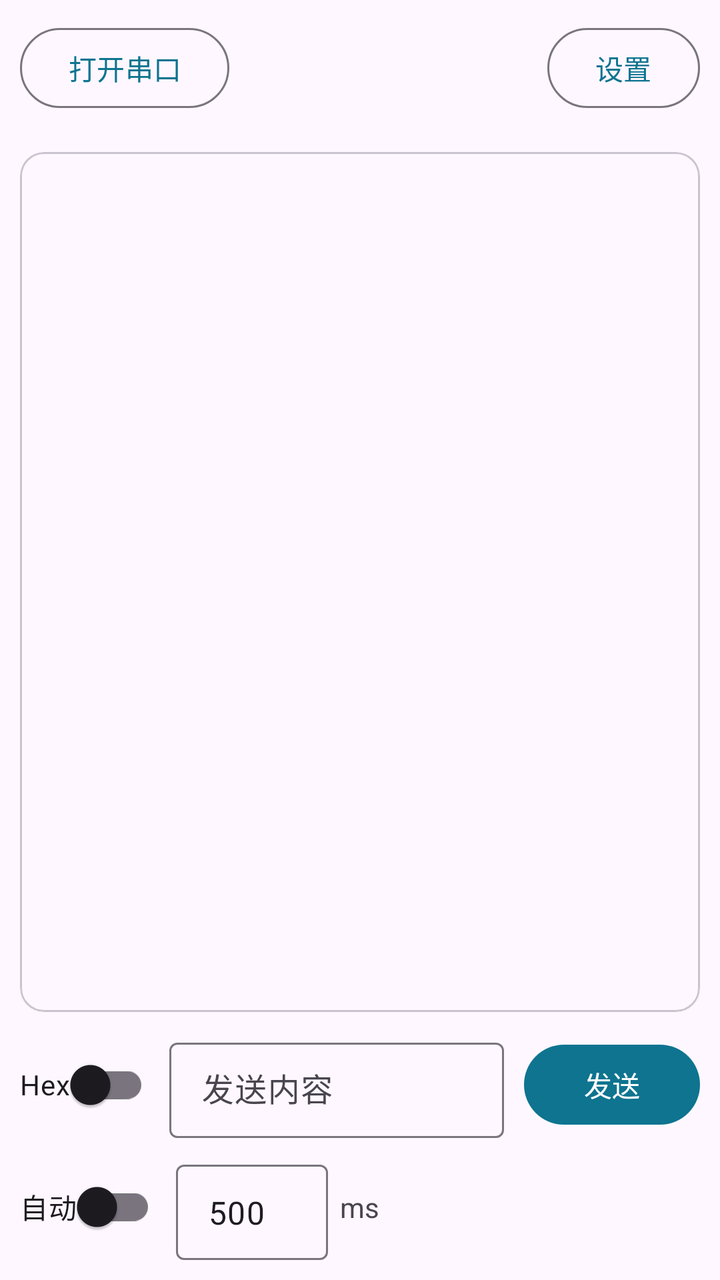
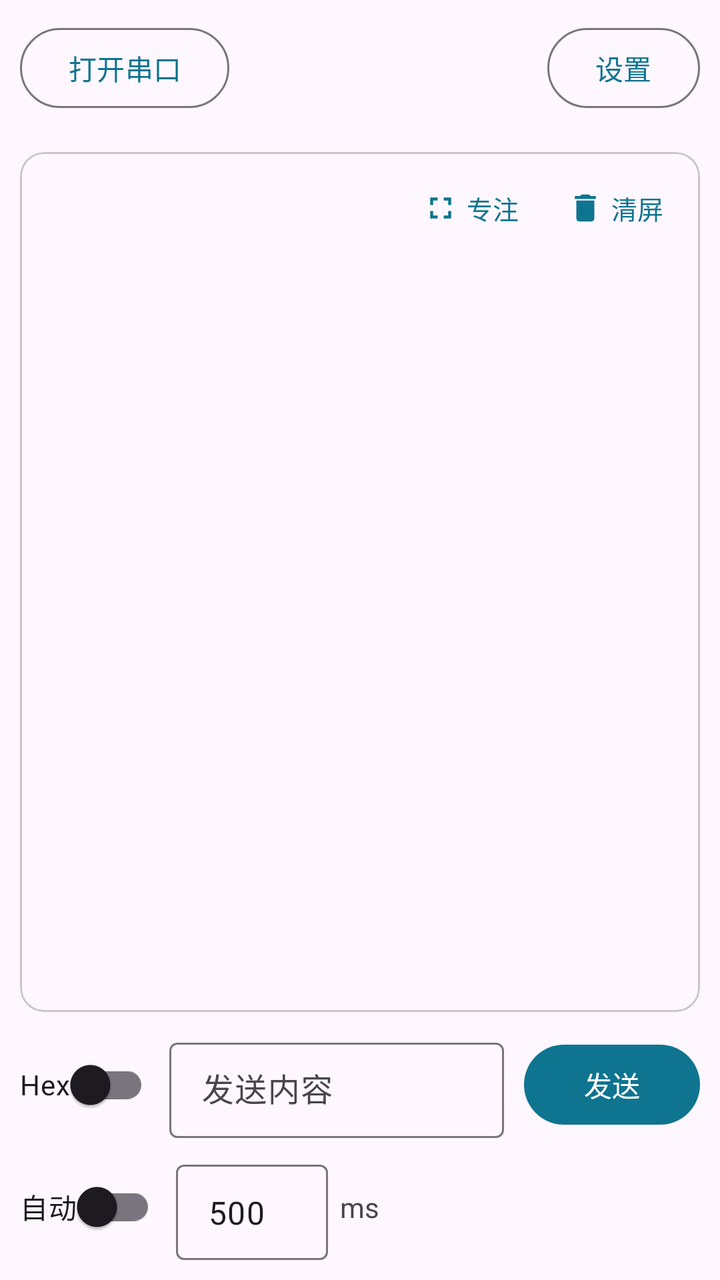

Two renders of the same Android screen: before a commit and after it. Below are the layout's source before the change and the commit's diff.
<!-- AndroidManifest.xml: application theme Theme.MySerial -->
<!-- res/layout/fragment_port.xml -->
<?xml version="1.0" encoding="utf-8"?>
<LinearLayout xmlns:android="http://schemas.android.com/apk/res/android"
    xmlns:app="http://schemas.android.com/apk/res-auto"
    android:layout_width="match_parent"
    android:layout_height="match_parent"
    android:orientation="vertical"
    android:padding="10dp">

    
    <LinearLayout
        android:layout_width="match_parent"
        android:layout_height="wrap_content"
        android:gravity="center_vertical"
        android:orientation="horizontal">

        <com.google.android.material.button.MaterialButton
            android:id="@+id/buttonOpen"
            style="?attr/materialButtonOutlinedStyle"
            android:layout_width="wrap_content"
            android:layout_height="wrap_content"
            android:minWidth="96dp"
            android:text="@string/open_port" />

        <TextView
            android:id="@+id/textPortInfo"
            android:layout_width="0dp"
            android:layout_height="wrap_content"
            android:layout_marginStart="10dp"
            android:layout_weight="1"
            android:ellipsize="start"
            android:singleLine="true"
            android:textColor="?attr/colorOnSurfaceVariant"
            android:textSize="12sp" />

        <TextView
            android:id="@+id/textCounter"
            android:layout_width="wrap_content"
            android:layout_height="wrap_content"
            android:layout_marginStart="10dp"
            android:fontFamily="monospace"
            android:textColor="?attr/colorOnSurfaceVariant"
            android:textSize="12sp" />

        <com.google.android.material.button.MaterialButton
            android:id="@+id/buttonConfig"
            style="?attr/materialButtonOutlinedStyle"
            android:layout_width="wrap_content"
            android:layout_height="wrap_content"
            android:layout_marginStart="10dp"
            android:minWidth="64dp"
            android:text="@string/port_settings" />
    </LinearLayout>

    
    <HorizontalScrollView
        android:layout_width="match_parent"
        android:layout_height="wrap_content"
        android:layout_marginTop="8dp"
        android:scrollbars="none">

        <com.google.android.material.chip.ChipGroup
            android:id="@+id/chipGroupCommands"
            android:layout_width="wrap_content"
            android:layout_height="wrap_content"
            android:paddingTop="2dp"
            android:paddingBottom="2dp"
            app:chipSpacingHorizontal="6dp"
            app:singleLine="true" />
    </HorizontalScrollView>

    
    <com.google.android.material.card.MaterialCardView
        android:layout_width="match_parent"
        android:layout_height="0dp"
        android:layout_marginTop="6dp"
        android:layout_weight="1"
        app:cardCornerRadius="12dp"
        app:cardElevation="0dp"
        app:strokeColor="?attr/colorOutlineVariant"
        app:strokeWidth="1dp">

        <androidx.recyclerview.widget.RecyclerView
            android:id="@+id/recyclerLog"
            android:layout_width="match_parent"
            android:layout_height="match_parent"
            android:clipToPadding="false"
            android:padding="4dp" />
    </com.google.android.material.card.MaterialCardView>

    
    <LinearLayout
        android:layout_width="match_parent"
        android:layout_height="wrap_content"
        android:layout_marginTop="10dp"
        android:gravity="center_vertical"
        android:orientation="horizontal">

        <com.google.android.material.switchmaterial.SwitchMaterial
            android:id="@+id/switchHex"
            android:layout_width="wrap_content"
            android:layout_height="wrap_content"
            android:text="Hex" />

        <com.google.android.material.textfield.TextInputLayout
            android:layout_width="0dp"
            android:layout_height="wrap_content"
            android:layout_marginStart="10dp"
            android:layout_weight="1"
            android:hint="@string/send_hint"
            style="@style/Widget.Material3.TextInputLayout.OutlinedBox.Dense">

            <com.google.android.material.textfield.TextInputEditText
                android:id="@+id/editTextSend"
                android:layout_width="match_parent"
                android:layout_height="wrap_content"
                android:inputType="textMultiLine|textNoSuggestions"
                android:maxLines="4" />
        </com.google.android.material.textfield.TextInputLayout>

        <com.google.android.material.button.MaterialButton
            android:id="@+id/buttonSend"
            android:layout_width="wrap_content"
            android:layout_height="wrap_content"
            android:layout_marginStart="10dp"
            android:text="@string/send" />
    </LinearLayout>

    
    <LinearLayout
        android:layout_width="match_parent"
        android:layout_height="wrap_content"
        android:layout_marginTop="8dp"
        android:gravity="center_vertical"
        android:orientation="horizontal">

        <com.google.android.material.switchmaterial.SwitchMaterial
            android:id="@+id/switchAuto"
            android:layout_width="wrap_content"
            android:layout_height="wrap_content"
            android:text="@string/auto_send" />

        <com.google.android.material.textfield.TextInputLayout
            android:layout_width="76dp"
            android:layout_height="wrap_content"
            android:layout_marginStart="10dp"
            style="@style/Widget.Material3.TextInputLayout.OutlinedBox.Dense">

            <com.google.android.material.textfield.TextInputEditText
                android:id="@+id/editTextInterval"
                android:layout_width="match_parent"
                android:layout_height="wrap_content"
                android:inputType="number"
                android:text="500" />
        </com.google.android.material.textfield.TextInputLayout>

        <TextView
            android:layout_width="wrap_content"
            android:layout_height="wrap_content"
            android:layout_marginStart="6dp"
            android:text="ms" />

        <Space
            android:layout_width="0dp"
            android:layout_height="1dp"
            android:layout_weight="1" />
    </LinearLayout>
</LinearLayout>
<!-- resources referenced by this layout -->
<resources>
  <string name="auto_send">自动</string>
  <string name="open_port">打开串口</string>
  <string name="port_settings">设置</string>
  <string name="send">发送</string>
  <string name="send_hint">发送内容</string>
  <style name="Theme.MySerial" parent="Theme.Material3.DayNight.NoActionBar">
          
          <item name="colorPrimary">@color/brand_primary</item>
          <item name="colorOnPrimary">@color/white</item>
          <item name="colorPrimaryContainer">@color/brand_primary_container</item>
          <item name="colorOnPrimaryContainer">@color/brand_on_primary_container</item>
          
          <item name="colorSecondary">@color/brand_secondary</item>
          <item name="colorOnSecondary">@color/white</item>
          <item name="colorSecondaryContainer">@color/brand_secondary_container</item>
          <item name="colorOnSecondaryContainer">@color/brand_on_secondary_container</item>
          
          <item name="android:statusBarColor">@android:color/transparent</item>
          <item name="android:navigationBarColor">@android:color/transparent</item>
          <item name="android:windowLightStatusBar">true</item>
          <item name="android:windowLightNavigationBar">true</item>
          
          <item name="android:windowLayoutInDisplayCutoutMode">shortEdges</item>
      </style>
  <color name="brand_primary">#FF0E7490</color>
  <color name="white">#FFFFFFFF</color>
  <color name="brand_primary_container">#FFCFFAFE</color>
  <color name="brand_on_primary_container">#FF083344</color>
  <color name="brand_secondary">#FF0F766E</color>
  <color name="brand_secondary_container">#FFCCFBF1</color>
  <color name="brand_on_secondary_container">#FF042F2E</color>
</resources>

<!-- the commit's change to res/layout/fragment_port.xml (unified diff, before → after) -->
@@ -8,6 +8,7 @@
 
     
     <LinearLayout
+        android:id="@+id/rowStatus"
         android:layout_width="match_parent"
         android:layout_height="wrap_content"
         android:gravity="center_vertical"
@@ -32,15 +33,6 @@
             android:textColor="?attr/colorOnSurfaceVariant"
             android:textSize="12sp" />
 
-        <TextView
-            android:id="@+id/textCounter"
-            android:layout_width="wrap_content"
-            android:layout_height="wrap_content"
-            android:layout_marginStart="10dp"
-            android:fontFamily="monospace"
-            android:textColor="?attr/colorOnSurfaceVariant"
-            android:textSize="12sp" />
-
         <com.google.android.material.button.MaterialButton
             android:id="@+id/buttonConfig"
             style="?attr/materialButtonOutlinedStyle"
@@ -53,6 +45,7 @@
 
     
     <HorizontalScrollView
+        android:id="@+id/scrollCommands"
         android:layout_width="match_parent"
         android:layout_height="wrap_content"
         android:layout_marginTop="8dp"
@@ -79,16 +72,72 @@
         app:strokeColor="?attr/colorOutlineVariant"
         app:strokeWidth="1dp">
 
-        <androidx.recyclerview.widget.RecyclerView
-            android:id="@+id/recyclerLog"
+        <LinearLayout
             android:layout_width="match_parent"
             android:layout_height="match_parent"
-            android:clipToPadding="false"
-            android:padding="4dp" />
+            android:orientation="vertical">
+
+            <LinearLayout
+                android:layout_width="match_parent"
+                android:layout_height="wrap_content"
+                android:gravity="center_vertical"
+                android:orientation="horizontal"
+                android:paddingStart="10dp"
+                android:paddingTop="4dp"
+                android:paddingEnd="6dp"
+                android:paddingBottom="2dp">
+
+                <TextView
+                    android:id="@+id/textCounter"
+                    android:layout_width="0dp"
+                    android:layout_height="wrap_content"
+                    android:layout_weight="1"
+                    android:fontFamily="monospace"
+                    android:textColor="?attr/colorOnSurfaceVariant"
+                    android:textSize="12sp" />
+
+                <com.google.android.material.button.MaterialButton
+                    android:id="@+id/buttonFocus"
+                    style="@style/Widget.Material3.Button.TextButton"
+                    android:layout_width="wrap_content"
+                    android:layout_height="wrap_content"
+                    android:insetTop="0dp"
+                    android:insetBottom="0dp"
+                    android:minWidth="0dp"
+                    android:text="@string/focus_mode"
+                    android:textSize="13sp"
+                    app:icon="@drawable/ic_fullscreen"
+                    app:iconGravity="textStart"
+                    app:iconTint="?attr/colorPrimary" />
+
+                <com.google.android.material.button.MaterialButton
+                    android:id="@+id/buttonClearLog"
+                    style="@style/Widget.Material3.Button.TextButton"
+                    android:layout_width="wrap_content"
+                    android:layout_height="wrap_content"
+                    android:insetTop="0dp"
+                    android:insetBottom="0dp"
+                    android:minWidth="0dp"
+                    android:text="@string/clear_screen"
+                    android:textSize="13sp"
+                    app:icon="@drawable/ic_clear_log"
+                    app:iconGravity="textStart"
+                    app:iconTint="?attr/colorPrimary" />
+            </LinearLayout>
+
+            <androidx.recyclerview.widget.RecyclerView
+                android:id="@+id/recyclerLog"
+                android:layout_width="match_parent"
+                android:layout_height="0dp"
+                android:layout_weight="1"
+                android:clipToPadding="false"
+                android:padding="4dp" />
+        </LinearLayout>
     </com.google.android.material.card.MaterialCardView>
 
     
     <LinearLayout
+        android:id="@+id/rowSend"
         android:layout_width="match_parent"
         android:layout_height="wrap_content"
         android:layout_marginTop="10dp"
@@ -127,6 +176,7 @@
 
     
     <LinearLayout
+        android:id="@+id/rowAutoSend"
         android:layout_width="match_parent"
         android:layout_height="wrap_content"
         android:layout_marginTop="8dp"
<!-- resource entries referenced after the edit -->
@@ -1,6 +1,30 @@
 <!-- resources referenced by this layout -->
 <resources>
+  <!-- drawable ic_clear_log (drawable) -->
+  <?xml version="1.0" encoding="utf-8"?>
+  <vector xmlns:android="http://schemas.android.com/apk/res/android"
+      android:width="24dp"
+      android:height="24dp"
+      android:viewportWidth="24"
+      android:viewportHeight="24">
+      <path
+          android:fillColor="@android:color/white"
+          android:pathData="M6,19c0,1.1,0.9,2,2,2h8c1.1,0,2,-0.9,2,-2V7H6V19z M19,4h-3.5l-1,-1h-5l-1,1H5v2h14V4z" />
+  </vector>
+  <!-- drawable ic_fullscreen (drawable) -->
+  <?xml version="1.0" encoding="utf-8"?>
+  <vector xmlns:android="http://schemas.android.com/apk/res/android"
+      android:width="24dp"
+      android:height="24dp"
+      android:viewportWidth="24"
+      android:viewportHeight="24">
+      <path
+          android:fillColor="@android:color/white"
+          android:pathData="M7,14H5v5h5v-2H7v-3zM5,10h2V7h3V5H5v5zM17,17h-3v2h5v-5h-2v3zM14,5v2h3v3h2V5h-5z" />
+  </vector>
   <string name="auto_send">自动</string>
+  <string name="clear_screen">清屏</string>
+  <string name="focus_mode">专注</string>
   <string name="open_port">打开串口</string>
   <string name="port_settings">设置</string>
   <string name="send">发送</string>
